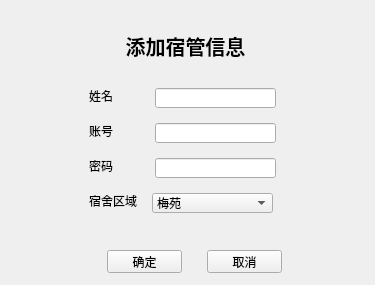
The window that admin/admin_addaunt.ui (wo16pao/MS) describes before a commit, drawn with Qt 5.
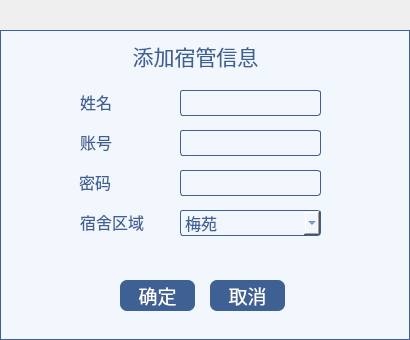
The same window after the commit. Icons and pictures are not drawn.

The edit to the form file:
```diff
--- a/admin/admin_addaunt.ui
+++ b/admin/admin_addaunt.ui
@@ -6,45 +6,58 @@
    <rect>
     <x>0</x>
     <y>0</y>
-    <width>375</width>
-    <height>285</height>
+    <width>410</width>
+    <height>340</height>
    </rect>
   </property>
+  <property name="font">
+   <font>
+    <family>黑体</family>
+    <pointsize>12</pointsize>
+   </font>
+  </property>
   <property name="windowTitle">
    <string>Form</string>
   </property>
-  <widget class="QLabel" name="label">
-   <property name="geometry">
-    <rect>
-     <x>110</x>
-     <y>30</y>
-     <width>151</width>
-     <height>31</height>
-    </rect>
-   </property>
-   <property name="font">
-    <font>
-     <pointsize>15</pointsize>
-     <weight>75</weight>
-     <bold>true</bold>
-    </font>
-   </property>
-   <property name="text">
-    <string>添加宿管信息</string>
-   </property>
-   <property name="alignment">
-    <set>Qt::AlignCenter</set>
-   </property>
-  </widget>
+  <property name="styleSheet">
+   <string notr="true">QLabel{
+color:#3e6093;
+}
+
+QComboBox{
+color:#3e6093;
+}
+
+QPushButton{
+color:#ffffff;
+background-color:#3e6093;
+border-radius:7px;
+}
+
+QPushButton:hover{
+background:#2c466c;
+}
+
+QPushButton:pressed{
+background:#253b5b;
+}
+</string>
+  </property>
   <widget class="QPushButton" name="pushButton">
    <property name="geometry">
     <rect>
-     <x>107</x>
-     <y>250</y>
+     <x>120</x>
+     <y>280</y>
      <width>75</width>
-     <height>23</height>
+     <height>31</height>
     </rect>
    </property>
+   <property name="font">
+    <font>
+     <family>黑体</family>
+     <pointsize>14</pointsize>
+    </font>
+   </property>
    <property name="text">
     <string>确定</string>
    </property>
@@ -52,50 +65,90 @@
   <widget class="QPushButton" name="pushButton_2">
    <property name="geometry">
     <rect>
-     <x>207</x>
-     <y>250</y>
+     <x>210</x>
+     <y>280</y>
      <width>75</width>
-     <height>23</height>
+     <height>31</height>
     </rect>
    </property>
+   <property name="font">
+    <font>
+     <family>黑体</family>
+     <pointsize>14</pointsize>
+    </font>
+   </property>
    <property name="text">
     <string>取消</string>
    </property>
   </widget>
-  <widget class="QLabel" name="label_result">
+  <widget class="QLabel" name="label">
    <property name="geometry">
     <rect>
-     <x>30</x>
-     <y>251</y>
-     <width>71</width>
-     <height>21</height>
+     <x>120</x>
+     <y>40</y>
+     <width>151</width>
+     <height>31</height>
     </rect>
    </property>
+   <property name="font">
+    <font>
+     <family>黑体</family>
+     <pointsize>16</pointsize>
+     <weight>50</weight>
+     <bold>false</bold>
+    </font>
+   </property>
    <property name="text">
-    <string/>
+    <string>添加宿管信息</string>
    </property>
    <property name="alignment">
-    <set>Qt::AlignRight|Qt::AlignTrailing|Qt::AlignVCenter</set>
+    <set>Qt::AlignCenter</set>
    </property>
   </widget>
   <widget class="QWidget" name="widget" native="true">
    <property name="geometry">
     <rect>
-     <x>80</x>
+     <x>70</x>
      <y>70</y>
-     <width>205</width>
-     <height>161</height>
+     <width>261</width>
+     <height>191</height>
     </rect>
    </property>
    <widget class="QComboBox" name="comboBox">
     <property name="geometry">
      <rect>
-      <x>72</x>
-      <y>123</y>
-      <width>121</width>
-      <height>20</height>
+      <x>110</x>
+      <y>140</y>
+      <width>141</width>
+      <height>26</height>
      </rect>
     </property>
+    <property name="font">
+     <font>
+      <family>黑体</family>
+      <pointsize>12</pointsize>
+     </font>
+    </property>
+    <property name="styleSheet">
+     <string notr="true">QComboBox{
+border-radius:3px;
+border:1px solid #3e6093;
+background:#f2f6fd;}
+
+
+QComboBox::drop-down {
+width:24px;
+border-image:url(:/res/所有下拉框.png);
+}  
+
+QComboBox:hover{
+background:#d9e4f5;
+}
+
+QComboBox:pressed{
+background:#bac9e0;
+}</string>
+    </property>
     <item>
      <property name="text">
       <string>梅苑</string>
@@ -145,22 +198,40 @@
    <widget class="QLineEdit" name="lineEdit_2">
     <property name="geometry">
      <rect>
-      <x>75</x>
-      <y>53</y>
-      <width>121</width>
-      <height>20</height>
+      <x>110</x>
+      <y>60</y>
+      <width>141</width>
+      <height>26</height>
      </rect>
     </property>
+    <property name="font">
+     <font>
+      <family>黑体</family>
+      <pointsize>12</pointsize>
+     </font>
+    </property>
+    <property name="styleSheet">
+     <string notr="true">border-radius:3px;
+border:1px solid #3e6093;
+background:#f2f6fd;
+color:#3e6093;</string>
+    </property>
    </widget>
    <widget class="QLabel" name="label_3">
     <property name="geometry">
      <rect>
-      <x>9</x>
-      <y>53</y>
-      <width>24</width>
-      <height>16</height>
+      <x>10</x>
+      <y>61</y>
+      <width>51</width>
+      <height>21</height>
      </rect>
     </property>
+    <property name="font">
+     <font>
+      <family>黑体</family>
+      <pointsize>12</pointsize>
+     </font>
+    </property>
     <property name="text">
      <string>账号</string>
     </property>
@@ -169,11 +240,17 @@
     <property name="geometry">
      <rect>
       <x>9</x>
-      <y>88</y>
-      <width>24</width>
-      <height>16</height>
+      <y>96</y>
+      <width>51</width>
+      <height>31</height>
      </rect>
     </property>
+    <property name="font">
+     <font>
+      <family>黑体</family>
+      <pointsize>12</pointsize>
+     </font>
+    </property>
     <property name="text">
      <string>密码</string>
     </property>
@@ -181,12 +258,18 @@
    <widget class="QLabel" name="label_2">
     <property name="geometry">
      <rect>
-      <x>9</x>
-      <y>18</y>
-      <width>24</width>
-      <height>16</height>
+      <x>10</x>
+      <y>21</y>
+      <width>61</width>
+      <height>21</height>
      </rect>
     </property>
+    <property name="font">
+     <font>
+      <family>黑体</family>
+      <pointsize>12</pointsize>
+     </font>
+    </property>
     <property name="text">
      <string>姓名</string>
     </property>
@@ -194,22 +277,40 @@
    <widget class="QLineEdit" name="lineEdit_3">
     <property name="geometry">
      <rect>
-      <x>75</x>
-      <y>88</y>
-      <width>121</width>
-      <height>20</height>
+      <x>110</x>
+      <y>100</y>
+      <width>141</width>
+      <height>26</height>
      </rect>
     </property>
+    <property name="font">
+     <font>
+      <family>黑体</family>
+      <pointsize>12</pointsize>
+     </font>
+    </property>
+    <property name="styleSheet">
+     <string notr="true">border-radius:3px;
+border:1px solid #3e6093;
+background:#f2f6fd;
+color:#3e6093;</string>
+    </property>
    </widget>
    <widget class="QLabel" name="label_5">
     <property name="geometry">
      <rect>
-      <x>9</x>
-      <y>123</y>
-      <width>48</width>
-      <height>16</height>
+      <x>10</x>
+      <y>136</y>
+      <width>81</width>
+      <height>31</height>
      </rect>
     </property>
+    <property name="font">
+     <font>
+      <family>黑体</family>
+      <pointsize>12</pointsize>
+     </font>
+    </property>
     <property name="text">
      <string>宿舍区域</string>
     </property>
@@ -217,14 +318,68 @@
    <widget class="QLineEdit" name="lineEdit">
     <property name="geometry">
      <rect>
-      <x>75</x>
-      <y>18</y>
-      <width>121</width>
-      <height>20</height>
+      <x>110</x>
+      <y>20</y>
+      <width>141</width>
+      <height>26</height>
      </rect>
     </property>
+    <property name="font">
+     <font>
+      <family>黑体</family>
+      <pointsize>12</pointsize>
+     </font>
+    </property>
+    <property name="styleSheet">
+     <string notr="true">border-radius:3px;
+border:1px solid #3e6093;
+background:#f2f6fd;
+color:#3e6093;</string>
+    </property>
    </widget>
   </widget>
+  <widget class="QLabel" name="label_result">
+   <property name="geometry">
+    <rect>
+     <x>0</x>
+     <y>270</y>
+     <width>111</width>
+     <height>51</height>
+    </rect>
+   </property>
+   <property name="font">
+    <font>
+     <family>黑体</family>
+     <pointsize>12</pointsize>
+    </font>
+   </property>
+   <property name="text">
+    <string/>
+   </property>
+   <property name="alignment">
+    <set>Qt::AlignRight|Qt::AlignTrailing|Qt::AlignVCenter</set>
+   </property>
+  </widget>
+  <widget class="QWidget" name="widget_2" native="true">
+   <property name="geometry">
+    <rect>
+     <x>0</x>
+     <y>30</y>
+     <width>410</width>
+     <height>310</height>
+    </rect>
+   </property>
+   <property name="styleSheet">
+    <string notr="true">background:#f2f6fd;
+border:1px solid #3e6093;</string>
+   </property>
+  </widget>
+  <zorder>widget_2</zorder>
+  <zorder>pushButton</zorder>
+  <zorder>pushButton_2</zorder>
+  <zorder>label</zorder>
+  <zorder>widget</zorder>
+  <zorder>label_result</zorder>
  </widget>
  <tabstops>
   <tabstop>lineEdit</tabstop>
```
